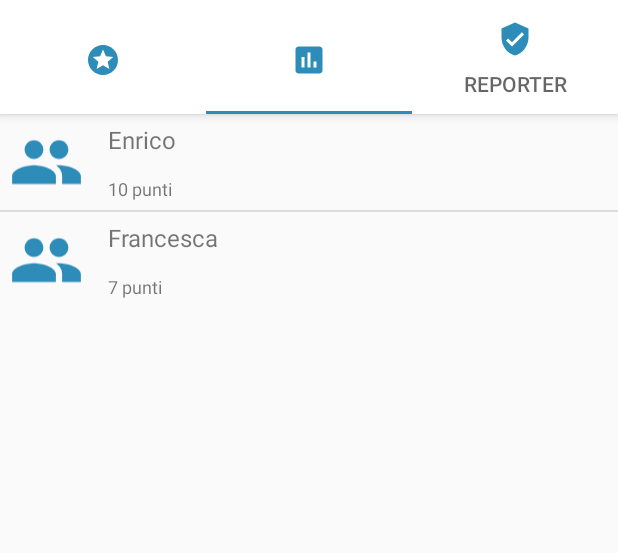
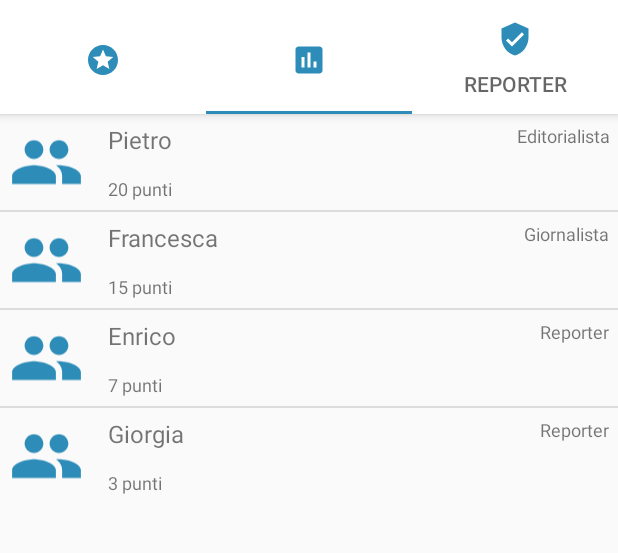
Before and after one commit to esalvucci/TheNewsman, an Android app: the screen it shows after launch (MainActivity), tab 2 chosen, on a phone screen of 412 x 824 dp, the part 78-631 px from its top. Run offline under Robolectric (Android 15) with nearby library versions, the phone set to English and light mode, and no system bars; libraries missing offline, so code that uses them is left out: com.imangazaliev.circlemenu; pictures from the network do not load; 4 statements that could not run were skipped.

Commit message:
Implemented UserDetailsFragment. It contains now User informations and the set of badges conquered

```diff
--- a/app/src/main/java/it/thenewsman/controller/MainActivity.java
+++ b/app/src/main/java/it/thenewsman/controller/MainActivity.java
@@ -1,6 +1,7 @@
 package it.thenewsman.controller;
 
 import android.graphics.drawable.Drawable;
+import android.net.Uri;
 import android.support.design.widget.NavigationView;
 import android.support.design.widget.TabLayout;
 import android.support.v4.app.Fragment;
@@ -18,21 +19,33 @@ import android.view.ContextThemeWrapper;
 import android.view.Menu;
 import android.view.MenuItem;
 import android.widget.ImageView;
+import android.widget.TextView;
+
+import com.bumptech.glide.Glide;
+import com.bumptech.glide.load.engine.DiskCacheStrategy;
 
 import java.util.ArrayList;
 import java.util.List;
 
 import it.thenewsman.R;
+import it.thenewsman.model.Level;
+import it.thenewsman.model.user.User;
+import it.thenewsman.model.user.UserImpl;
 
 public class MainActivity extends AppCompatActivity
         implements NavigationView.OnNavigationItemSelectedListener {
 
     private TabLayout tabLayout;
+    private User user;
 
     @Override
     protected void onCreate(Bundle savedInstanceState) {
         super.onCreate(savedInstanceState);
         setContentView(R.layout.activity_main);
+
+        this.user = new UserImpl("Enrico", "https://pbs.twimg.com/profile_images/464390622820847616/ao7pTGUB_400x400.jpeg", 20, null);
+        this.user.setLevel(Level.REPORTER);
+
 
         // Inizializzo la custom_toolbar
         Toolbar mToolbar = (Toolbar) findViewById(R.id.toolbar);
@@ -69,7 +82,7 @@ public class MainActivity extends AppCompatActivity
         ViewPagerAdapter adapter = new ViewPagerAdapter(getSupportFragmentManager());
         adapter.addFragment(new MainFragment(), "Prove");
         adapter.addFragment(new RankFragment(), "Classifica");
-        adapter.addFragment(new MainFragment(), "Utente");
+        adapter.addFragment(new UserDetailsFragment(), "Utente");
         viewPager.setAdapter(adapter);
     }
 
@@ -77,7 +90,7 @@ public class MainActivity extends AppCompatActivity
         tabLayout.getTabAt(0).setIcon(R.drawable.ic_stars_24dp);
         tabLayout.getTabAt(1).setIcon(R.drawable.ic_assessment_24dp);
         tabLayout.getTabAt(2).setIcon(R.drawable.ic_user_24dp);
-        tabLayout.getTabAt(2).setText("Reporter");
+        tabLayout.getTabAt(2).setText(this.user.getLevel().getName());
     }
 
     @Override
@@ -94,9 +107,22 @@ public class MainActivity extends AppCompatActivity
                 break;
         }
         startActivity(i);
+
+        DrawerLayout drawer = (DrawerLayout) findViewById(R.id.drawer_layout);
+        ImageView avatar = (ImageView) findViewById(R.id.drawer_avatar);
+        TextView name = (TextView) findViewById(R.id.drawer_name);
+        TextView level = (TextView) findViewById(R.id.drawer_level);
+
+        Glide.with(this)
+                .load(Uri.parse(this.user.getAvatar()))
+                .placeholder(R.drawable.ic_person_24dp)
+                .bitmapTransform(new CircleTransform(this))
+                .diskCacheStrategy(DiskCacheStrategy.ALL)
+                .into(avatar);
+
+        drawer.closeDrawer(GravityCompat.START);
 */
-        DrawerLayout drawer = (DrawerLayout) findViewById(R.id.drawer_layout);
-        drawer.closeDrawer(GravityCompat.START);
+
         return true;
     }
 
--- a/app/src/main/java/it/thenewsman/controller/RankFragment.java
+++ b/app/src/main/java/it/thenewsman/controller/RankFragment.java
@@ -47,15 +47,26 @@ public class RankFragment extends Fragment {
     @Override
     public void onCreate(Bundle savedInstanceState) {
         super.onCreate(savedInstanceState);
-        User enrico = new UserImpl("Enrico", "https://pbs.twimg.com/profile_images/464390622820847616/ao7pTGUB_400x400.jpeg", 10, null);
-        enrico.setLevel(Level.EDITORIALIST);
+        User enrico = new UserImpl("Enrico", "https://pbs.twimg.com/profile_images/464390622820847616/ao7pTGUB_400x400.jpeg", 7, null);
+        enrico.setLevel(Level.REPORTER);
 
-        User francesca = new UserImpl("Francesca", "https://0.academia-photos.com/41918860/11334377/12644318/s200_francesca.rissotto.jpg_oh_71db60db1ab08c646fcc89816b73bb43_oe_5743ceb7",
-                7, null);
-        francesca.setLevel(Level.REPORTER);
+        User francesca = new UserImpl("Francesca", "",
+                15, null);
+        francesca.setLevel(Level.JOURNALIST);
 
+        User pietro = new UserImpl("Pietro", "",
+                20, null);
+        pietro.setLevel(Level.EDITORIALIST);
+
+        User giorgia = new UserImpl("Giorgia", "",
+                3, null);
+        giorgia.setLevel(Level.REPORTER);
+
+        this.users.add(pietro);
+        this.users.add(francesca);
         this.users.add(enrico);
-        this.users.add(francesca);
+        this.users.add(giorgia);
+
     }
 
     @Override
--- /dev/null
+++ b/app/src/main/java/it/thenewsman/controller/UserDetailsFragment.java
@@ -0,0 +1,72 @@
+package it.thenewsman.controller;
+
+import android.content.Context;
+import android.os.Bundle;
+import android.support.v4.app.Fragment;
+import android.support.v7.widget.DefaultItemAnimator;
+import android.support.v7.widget.GridLayoutManager;
+import android.support.v7.widget.RecyclerView;
+import android.view.LayoutInflater;
+import android.view.View;
+import android.view.ViewGroup;
+
+import java.util.ArrayList;
+import java.util.Arrays;
+import java.util.List;
+
+import it.thenewsman.R;
+import it.thenewsman.controller.challengeTypeCard.ChallengeTypeAdapter;
+import it.thenewsman.controller.challengeTypeCard.GridSpacingItemDecoration;
+import it.thenewsman.model.challenge.Challenge;
+
+public class UserDetailsFragment extends Fragment {
+
+    public UserDetailsFragment() {
+        // Required empty public constructor
+    }
+
+    public static UserDetailsFragment newInstance() {
+        UserDetailsFragment fragment = new UserDetailsFragment();
+
+        return fragment;
+    }
+
+    @Override
+    public void onCreate(Bundle savedInstanceState) {
+        super.onCreate(savedInstanceState);
+    }
+
+    @Override
+    public View onCreateView(LayoutInflater inflater, ViewGroup container,
+                             Bundle savedInstanceState) {
+        // Inflate the layout for this fragment
+        View view = inflater.inflate(R.layout.fragment_user_details, container, false);
+
+        RecyclerView recyclerView = (RecyclerView) view.findViewById(R.id.recycler_view);
+
+        List<Challenge> challengeTypes = new ArrayList<>(Arrays.asList(Challenge.values()));
+        RecyclerView.Adapter<ChallengeTypeAdapter.MyViewHolder> adapter =
+                new ChallengeTypeAdapter(this.getContext(), challengeTypes);
+
+        adapter.notifyDataSetChanged();
+
+        RecyclerView.LayoutManager mLayoutManager = new GridLayoutManager(this.getContext(), 2);
+        recyclerView.setLayoutManager(mLayoutManager);
+        recyclerView.addItemDecoration(new GridSpacingItemDecoration(2,
+                this.getContext(), true));
+        recyclerView.setItemAnimator(new DefaultItemAnimator());
+        recyclerView.setAdapter(adapter);
+
+        return view;
+    }
+
+    @Override
+    public void onAttach(Context context) {
+        super.onAttach(context);
+    }
+
+    @Override
+    public void onDetach() {
+        super.onDetach();
+    }
+}
--- a/app/src/main/java/it/thenewsman/controller/challengeTypeCard/ChallengeTypeAdapter.java
+++ b/app/src/main/java/it/thenewsman/controller/challengeTypeCard/ChallengeTypeAdapter.java
@@ -53,6 +53,7 @@ public class ChallengeTypeAdapter extends RecyclerView.Adapter<ChallengeTypeAdap
                 .centerCrop()
                 .into(holder.card_thumbnail);
 
+/*
         holder.card_thumbnail.setOnClickListener(new View.OnClickListener() {
             @Override
             public void onClick(View view) {
@@ -65,6 +66,7 @@ public class ChallengeTypeAdapter extends RecyclerView.Adapter<ChallengeTypeAdap
 
             }
         });
+*/
     }
 
     @Override
--- a/app/src/main/java/it/thenewsman/controller/user/UserAdapter.java
+++ b/app/src/main/java/it/thenewsman/controller/user/UserAdapter.java
@@ -73,9 +73,9 @@ public class UserAdapter extends ArrayAdapter<User> {
                 result=convertView;
             }
 
-
             Glide.with(getContext())
                     .load(Uri.parse(dataModel.getAvatar()))
+                    .placeholder(R.drawable.ic_person_24dp)
                     .bitmapTransform(new CircleTransform(getContext()))
                     .diskCacheStrategy(DiskCacheStrategy.ALL)
                     .into(viewHolder.avatar);
--- /dev/null
+++ b/app/src/main/res/drawable/ic_person_24dp.xml
@@ -0,0 +1,9 @@
+<vector xmlns:android="http://schemas.android.com/apk/res/android"
+        android:width="24dp"
+        android:height="24dp"
+        android:viewportWidth="24.0"
+        android:viewportHeight="24.0">
+    <path
+        android:fillColor="@color/colorPrimaryDark"
+        android:pathData="M12,12c2.21,0 4,-1.79 4,-4s-1.79,-4 -4,-4 -4,1.79 -4,4 1.79,4 4,4zM12,14c-2.67,0 -8,1.34 -8,4v2h16v-2c0,-2.66 -5.33,-4 -8,-4z"/>
+</vector>
--- a/app/src/main/res/layout/nav_header_main.xml
+++ b/app/src/main/res/layout/nav_header_main.xml
@@ -17,20 +17,20 @@
         android:layout_width="wrap_content"
         android:layout_height="wrap_content"
         android:paddingTop="@dimen/nav_header_vertical_spacing"
-        app:srcCompat="@mipmap/ic_launcher_round" />
+        app:srcCompat="@drawable/ic_person_24dp" />
 
     <TextView
         android:layout_width="match_parent"
         android:layout_height="wrap_content"
         android:paddingTop="@dimen/nav_header_vertical_spacing"
-        android:text="Android Studio"
+        android:text="Nome"
         android:textAppearance="@style/TextAppearance.AppCompat" />
 
     <TextView
         android:id="@+id/textView"
         android:layout_width="wrap_content"
         android:layout_height="wrap_content"
-        android:text="android.studio@android.com" />
+        android:text="livello" />
 
 
 </LinearLayout>
--- a/app/src/main/res/layout/user_row_item.xml
+++ b/app/src/main/res/layout/user_row_item.xml
@@ -37,10 +37,7 @@
         android:id="@+id/rank_level"
         android:layout_width="match_parent"
         android:layout_height="wrap_content"
-        android:layout_toEndOf="@id/rank_points"
-        android:layout_alignParentEnd="true"
-        android:layout_alignWithParentIfMissing="true"
-        android:text="@string/level"
-        android:textSize="12sp" />
+        android:textSize="12sp"
+        android:gravity="right"/>
 
 </RelativeLayout>
--- a/app/src/main/res/values/strings.xml
+++ b/app/src/main/res/values/strings.xml
@@ -6,18 +6,16 @@
     <string name="navigation_drawer_open">Open navigation drawer</string>
     <string name="navigation_drawer_close">Close navigation drawer</string>
 
-    <!-- TODO: Remove or change this placeholtext_questiontext -->
-    <string name="hello_blank_fragment">Hello blank fragment</string>
     <string name="level">Livello</string>
     <string name="reporter">Reporter</string>
-    <string name="title_challenge">Leggi attentamente il titolo della notizia e ..</string>
 
     <string name="boolean_true">Vero</string>
     <string name="boolean_false">Falso</string>
 
-    <string name="photo_challenge">foto</string>
-    <string name="url_challenge" >URL</string>
-    <string name="content_challenge">testo</string>
-    <string name="bonus_challenge">informazione riguardo la</string>
+    <string name="title_challenge">Attenzione al titolo!</string>
+    <string name="photo_challenge">Osserva la foto!</string>
+    <string name="url_challenge">Occhio alla fonte..</string>
+    <string name="content_challenge">Hai letto il testo?</string>
+    <string name="bonus_challenge">Sfida bonus</string>
 
 </resources>
```
Also changed, not shown: app/src/main/java/it/thenewsman/controller/OnFragmentInteractionListenter.java (added, +16 -0 lines), app/src/main/res/layout/fragment_user_details.xml (added, +49 -0 lines).
